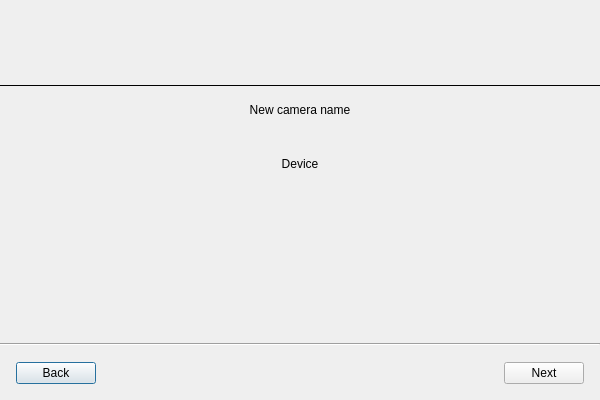
Above: vms/client/nx_vms_client_desktop/src/nx/vms/client/desktop/resource_dialogs/camera_replacement_dialog.ui from networkoptix/nx_open before the change. Below: the same form after it.
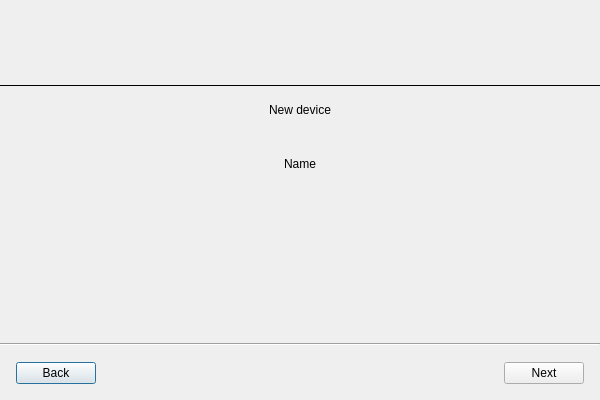
That is the form after the change. The open tabs and pages were chosen to show the change. Custom widgets are drawn as their Qt base class.

Commit message: VMS-31585: Update Camera Replacement dialog implementation according latest specification

Patch:
```diff
--- a/vms/client/nx_vms_client_desktop/src/nx/vms/client/desktop/resource_dialogs/camera_replacement_dialog.ui
+++ b/vms/client/nx_vms_client_desktop/src/nx/vms/client/desktop/resource_dialogs/camera_replacement_dialog.ui
@@ -188,65 +188,10 @@
        <property name="bottomMargin">
         <number>16</number>
        </property>
-       <item>
-        <widget class="QLabel" name="replacedCameraCaptionLabel">
-         <property name="text">
-          <string>New camera name</string>
-         </property>
-         <property name="alignment">
-          <set>Qt::AlignCenter</set>
-         </property>
-        </widget>
-       </item>
-       <item>
-        <layout class="QHBoxLayout" name="horizontalLayout_2">
-         <property name="spacing">
-          <number>4</number>
-         </property>
-         <property name="topMargin">
-          <number>4</number>
-         </property>
-         <property name="bottomMargin">
-          <number>16</number>
-         </property>
-         <item>
-          <spacer name="horizontalSpacer_4">
-           <property name="orientation">
-            <enum>Qt::Horizontal</enum>
-           </property>
-           <property name="sizeHint" stdset="0">
-            <size>
-             <width>40</width>
-             <height>20</height>
-            </size>
-           </property>
-          </spacer>
-         </item>
-         <item>
-          <widget class="QLabel" name="replacedCameraIconLabel"/>
-         </item>
-         <item>
-          <widget class="QLabel" name="replacedCameraNameLabel"/>
-         </item>
-         <item>
-          <spacer name="horizontalSpacer_5">
-           <property name="orientation">
-            <enum>Qt::Horizontal</enum>
-           </property>
-           <property name="sizeHint" stdset="0">
-            <size>
-             <width>40</width>
-             <height>20</height>
-            </size>
-           </property>
-          </spacer>
-         </item>
-        </layout>
-       </item>
        <item>
         <widget class="QLabel" name="replacementCameraCaptionLabel">
          <property name="text">
-          <string>Device</string>
+          <string>New device</string>
          </property>
          <property name="alignment">
           <set>Qt::AlignCenter</set>
@@ -262,7 +207,7 @@
           <number>4</number>
          </property>
          <property name="bottomMargin">
-          <number>0</number>
+          <number>16</number>
          </property>
          <item>
           <spacer name="horizontalSpacer_2">
@@ -298,6 +243,61 @@
          </item>
         </layout>
        </item>
+       <item>
+        <widget class="QLabel" name="replacedCameraCaptionLabel">
+         <property name="text">
+          <string>Name</string>
+         </property>
+         <property name="alignment">
+          <set>Qt::AlignCenter</set>
+         </property>
+        </widget>
+       </item>
+       <item>
+        <layout class="QHBoxLayout" name="horizontalLayout_2">
+         <property name="spacing">
+          <number>4</number>
+         </property>
+         <property name="topMargin">
+          <number>4</number>
+         </property>
+         <property name="bottomMargin">
+          <number>0</number>
+         </property>
+         <item>
+          <spacer name="horizontalSpacer_4">
+           <property name="orientation">
+            <enum>Qt::Horizontal</enum>
+           </property>
+           <property name="sizeHint" stdset="0">
+            <size>
+             <width>40</width>
+             <height>20</height>
+            </size>
+           </property>
+          </spacer>
+         </item>
+         <item>
+          <widget class="QLabel" name="replacedCameraIconLabel"/>
+         </item>
+         <item>
+          <widget class="QLabel" name="replacedCameraNameLabel"/>
+         </item>
+         <item>
+          <spacer name="horizontalSpacer_5">
+           <property name="orientation">
+            <enum>Qt::Horizontal</enum>
+           </property>
+           <property name="sizeHint" stdset="0">
+            <size>
+             <width>40</width>
+             <height>20</height>
+            </size>
+           </property>
+          </spacer>
+         </item>
+        </layout>
+       </item>
        <item>
         <spacer name="verticalSpacer">
          <property name="orientation">
```
Left out of the diff: 4 changed lines with no effect on the pictures. The commit also changes 3 other files.
